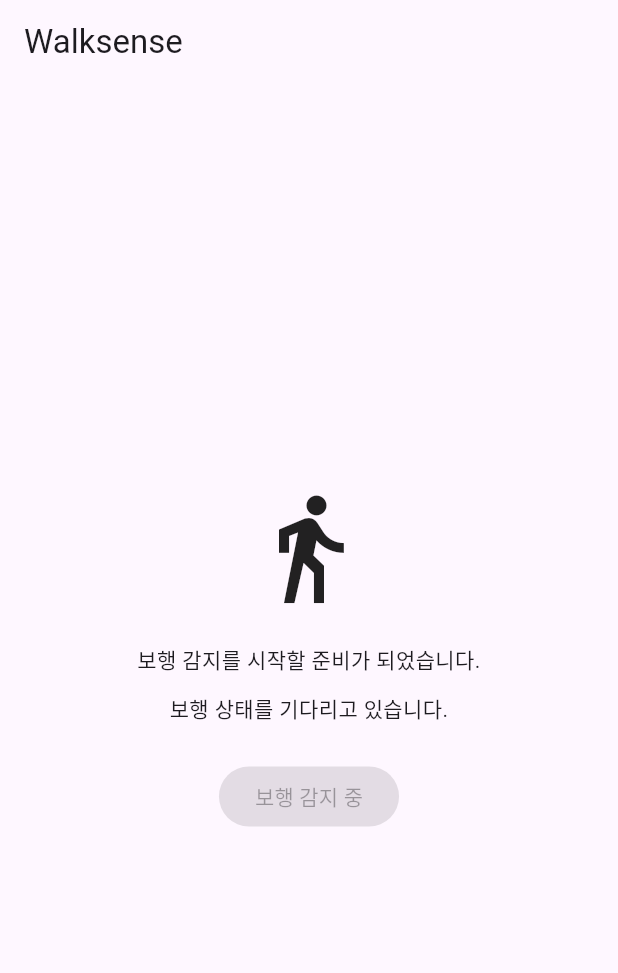
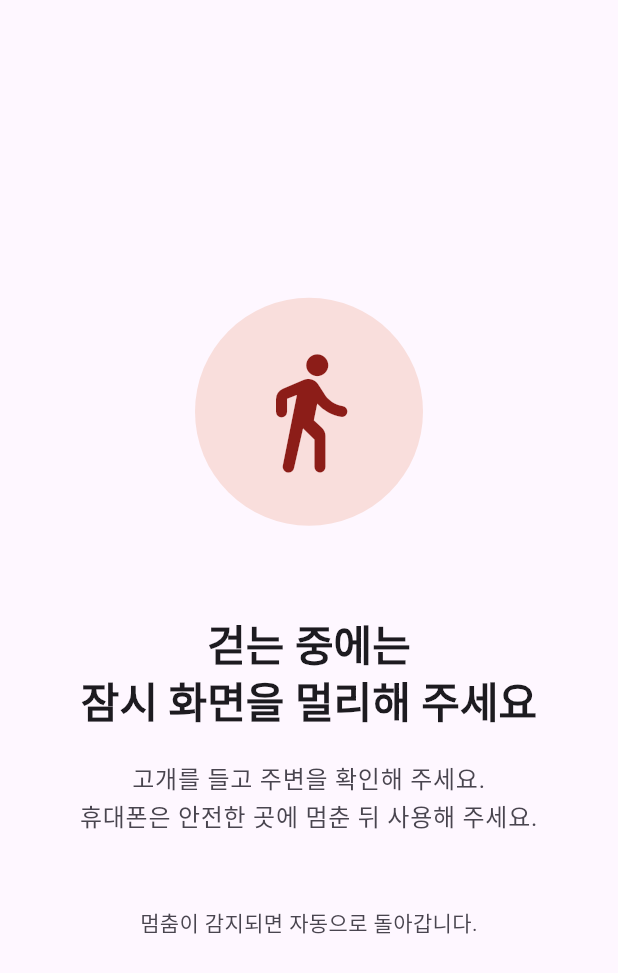
Before and after one commit to hjlee-intense/walksense, a Flutter app: the screen it shows after launch, on a phone screen of 412 x 824 dp. Shown: the top 973 px of the screen. Run offline on Flutter 3.47's test engine with Material 3 defaults, Android fonts, the light colour scheme and no system bars; our stand-ins replace pedometer, permission_handler.

Commit message:
보행 경고 화면 추가

```diff
--- /dev/null
+++ b/lib/screens/walking_warning_screen.dart
@@ -0,0 +1,107 @@
+import 'package:flutter/material.dart';
+
+/// 보행 중에 앱 콘텐츠를 가리는 전체 화면 안내.
+class WalkingWarningScreen extends StatefulWidget {
+  const WalkingWarningScreen({super.key});
+
+  @override
+  State<WalkingWarningScreen> createState() => _WalkingWarningScreenState();
+}
+
+class _WalkingWarningScreenState extends State<WalkingWarningScreen>
+    with SingleTickerProviderStateMixin {
+  late final AnimationController _pulseController;
+  late final Animation<double> _pulseAnimation;
+
+  @override
+  void initState() {
+    super.initState();
+    _pulseController = AnimationController(
+      vsync: this,
+      duration: const Duration(milliseconds: 1200),
+    )..repeat(reverse: true);
+    _pulseAnimation = Tween<double>(begin: 0.8, end: 1.2).animate(
+      CurvedAnimation(parent: _pulseController, curve: Curves.easeInOut),
+    );
+  }
+
+  @override
+  void dispose() {
+    _pulseController.dispose();
+    super.dispose();
+  }
+
+  @override
+  Widget build(BuildContext context) {
+    final colors = Theme.of(context).colorScheme;
+
+    return Scaffold(
+      backgroundColor: colors.surface,
+      body: SafeArea(
+        child: LayoutBuilder(
+          builder: (context, constraints) {
+            return SingleChildScrollView(
+              child: ConstrainedBox(
+                constraints: BoxConstraints(
+                  minWidth: constraints.maxWidth,
+                  minHeight: constraints.maxHeight,
+                ),
+                child: Padding(
+                  padding: const EdgeInsets.symmetric(
+                    horizontal: 32,
+                    vertical: 48,
+                  ),
+                  child: Column(
+                    mainAxisAlignment: MainAxisAlignment.center,
+                    children: [
+                      ScaleTransition(
+                        scale: _pulseAnimation,
+                        child: Container(
+                          padding: const EdgeInsets.all(32),
+                          decoration: BoxDecoration(
+                            color: colors.errorContainer,
+                            shape: BoxShape.circle,
+                          ),
+                          child: Icon(
+                            Icons.directions_walk_rounded,
+                            size: 88,
+                            color: colors.onErrorContainer,
+                          ),
+                        ),
+                      ),
+                      const SizedBox(height: 60),
+                      Semantics(
+                        header: true,
+                        liveRegion: true,
+                        child: Text(
+                          '걷는 중에는\n잠시 화면을 멀리해 주세요',
+                          textAlign: TextAlign.center,
+                          style: Theme.of(context).textTheme.headlineMedium
+                              ?.copyWith(fontWeight: FontWeight.bold),
+                        ),
+                      ),
+                      const SizedBox(height: 20),
+                      Text(
+                        '고개를 들고 주변을 확인해 주세요.\n휴대폰은 안전한 곳에 멈춘 뒤 사용해 주세요.',
+                        textAlign: TextAlign.center,
+                        style: Theme.of(context).textTheme.bodyLarge
+                            ?.copyWith(color: colors.onSurfaceVariant),
+                      ),
+                      const SizedBox(height: 48),
+                      Text(
+                        '멈춤이 감지되면 자동으로 돌아갑니다.',
+                        textAlign: TextAlign.center,
+                        style: Theme.of(context).textTheme.bodyMedium
+                            ?.copyWith(color: colors.onSurfaceVariant),
+                      ),
+                    ],
+                  ),
+                ),
+              ),
+            );
+          },
+        ),
+      ),
+    );
+  }
+}
```
Also changed, not shown: lib/screens/home_screen.dart (+50 -3 lines).
